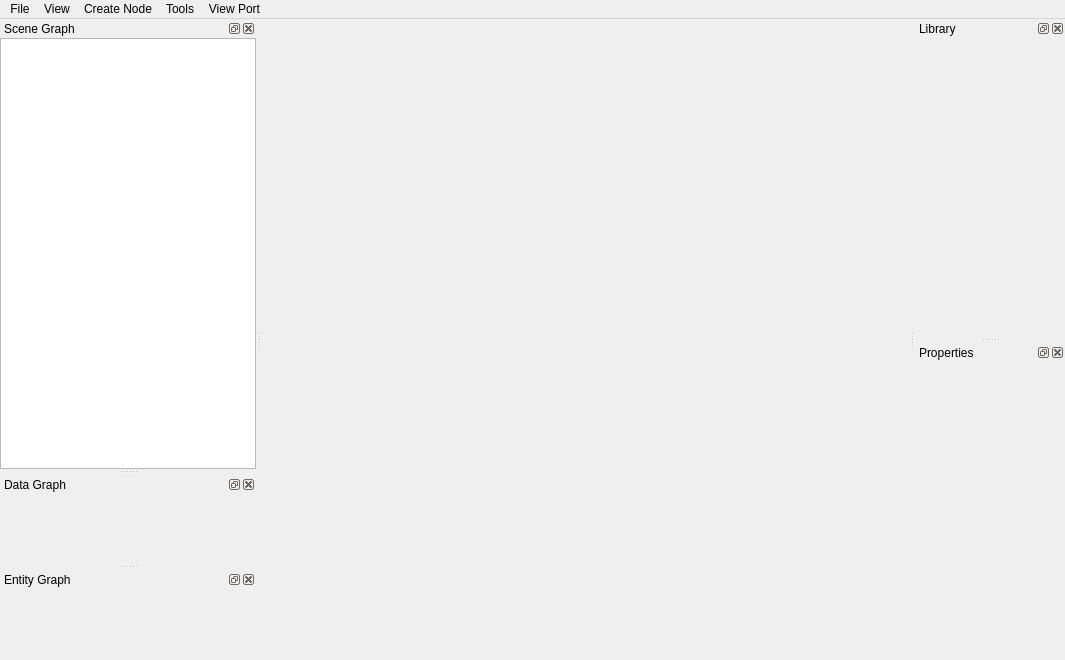
First picture: the form in Tools/ResourceEditor/mainwindow.ui, repository xaoctech/dava.engine, before the edit.
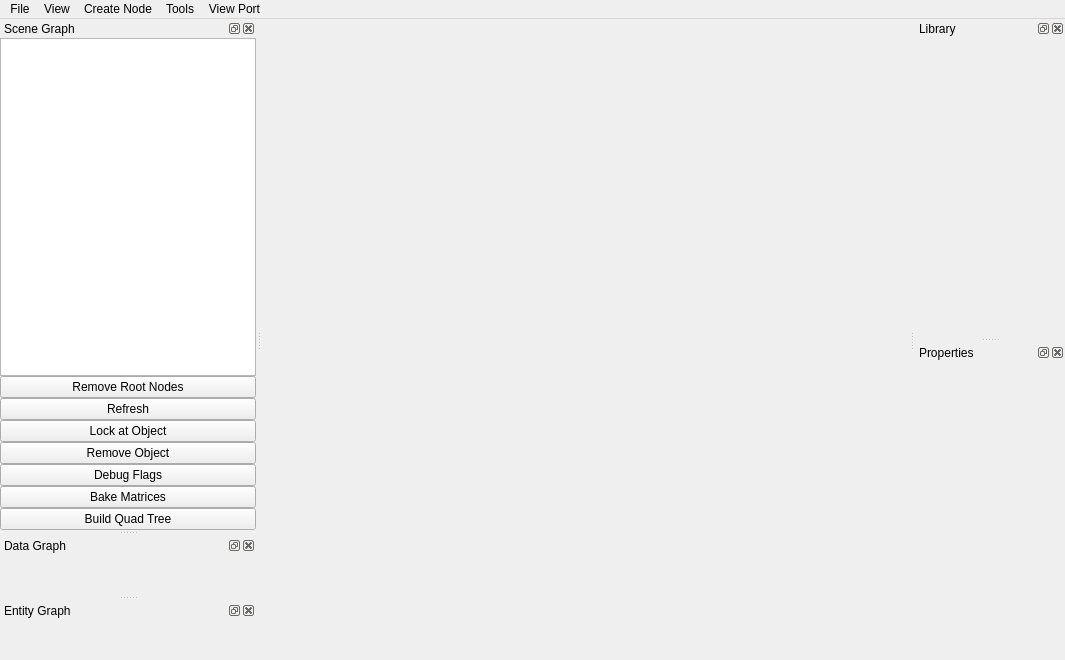
Second picture: the form after the edit. Custom widgets are drawn as their Qt base class.

Patch:
```diff
--- a/Tools/ResourceEditor/mainwindow.ui
+++ b/Tools/ResourceEditor/mainwindow.ui
@@ -128,12 +128,67 @@
      </size>
     </property>
     <layout class="QVBoxLayout" name="verticalLayout">
+     <property name="spacing">
+      <number>0</number>
+     </property>
      <property name="margin">
       <number>0</number>
      </property>
      <item>
       <widget class="QTreeView" name="sceneGraphTree"/>
      </item>
+     <item>
+      <widget class="QPushButton" name="btnRemoveRootNodes">
+       <property name="text">
+        <string>Remove Root Nodes</string>
+       </property>
+       <property name="flat">
+        <bool>false</bool>
+       </property>
+      </widget>
+     </item>
+     <item>
+      <widget class="QPushButton" name="btnRefresh">
+       <property name="text">
+        <string>Refresh</string>
+       </property>
+      </widget>
+     </item>
+     <item>
+      <widget class="QPushButton" name="btnLockAtObject">
+       <property name="text">
+        <string>Lock at Object</string>
+       </property>
+      </widget>
+     </item>
+     <item>
+      <widget class="QPushButton" name="btnRemoveObject">
+       <property name="text">
+        <string>Remove Object</string>
+       </property>
+      </widget>
+     </item>
+     <item>
+      <widget class="QPushButton" name="btnDebugFlags">
+       <property name="text">
+        <string>Debug Flags</string>
+       </property>
+      </widget>
+     </item>
+     <item>
+      <widget class="QPushButton" name="btnBakeMatrices">
+       <property name="text">
+        <string>Bake Matrices</string>
+       </property>
+      </widget>
+     </item>
+     <item>
+      <widget class="QPushButton" name="btnBuildQuadTree">
+       <property name="text">
+        <string>Build Quad Tree</string>
+       </property>
+      </widget>
+     </item>
     </layout>
    </widget>
   </widget>
```
Left out of the diff: 6 changed lines with no effect on the pictures.
